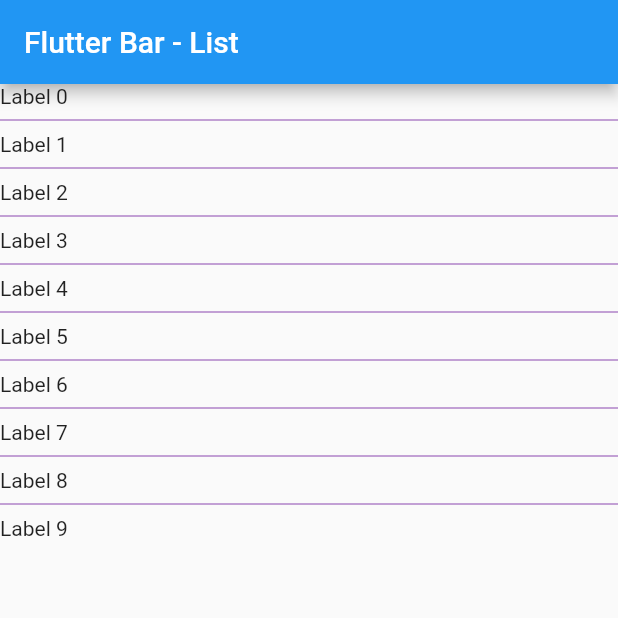
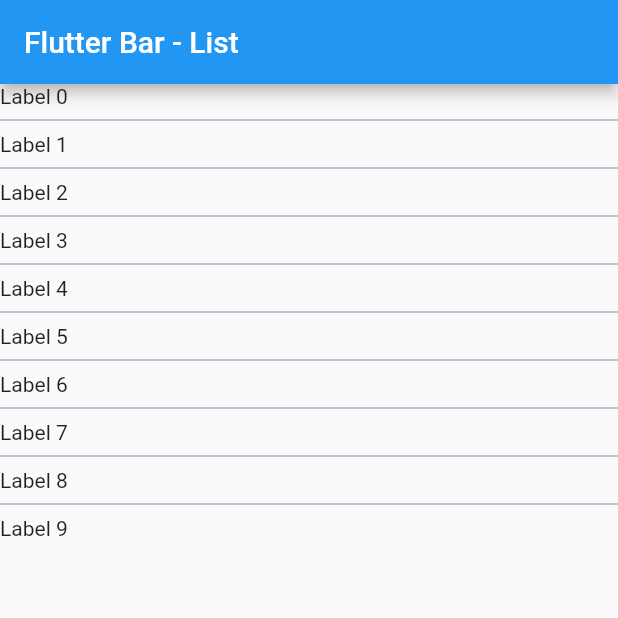
Before and after one commit to hustlebar/flutterbar, a Flutter app: the screen it shows after launch, on a phone screen of 412 x 824 dp, the top half of it. Run offline on Flutter 3.47's test engine with Material 2 defaults, Android fonts, the phone set to English and light mode, and no system bars.

Commit message:
Ritual check in

```diff
--- a/lib/layouts/list.dart
+++ b/lib/layouts/list.dart
@@ -34,7 +34,7 @@ class FlutterBarList extends StatelessWidget {
       },
       separatorBuilder: (BuildContext context, int index) {
         return Divider(
-          color: Color.fromRGBO(100, 10, 150, 0.75),
+          color: Color.fromRGBO(100, 100, 150, 0.75),
         );
       },
       itemCount: 10
```
